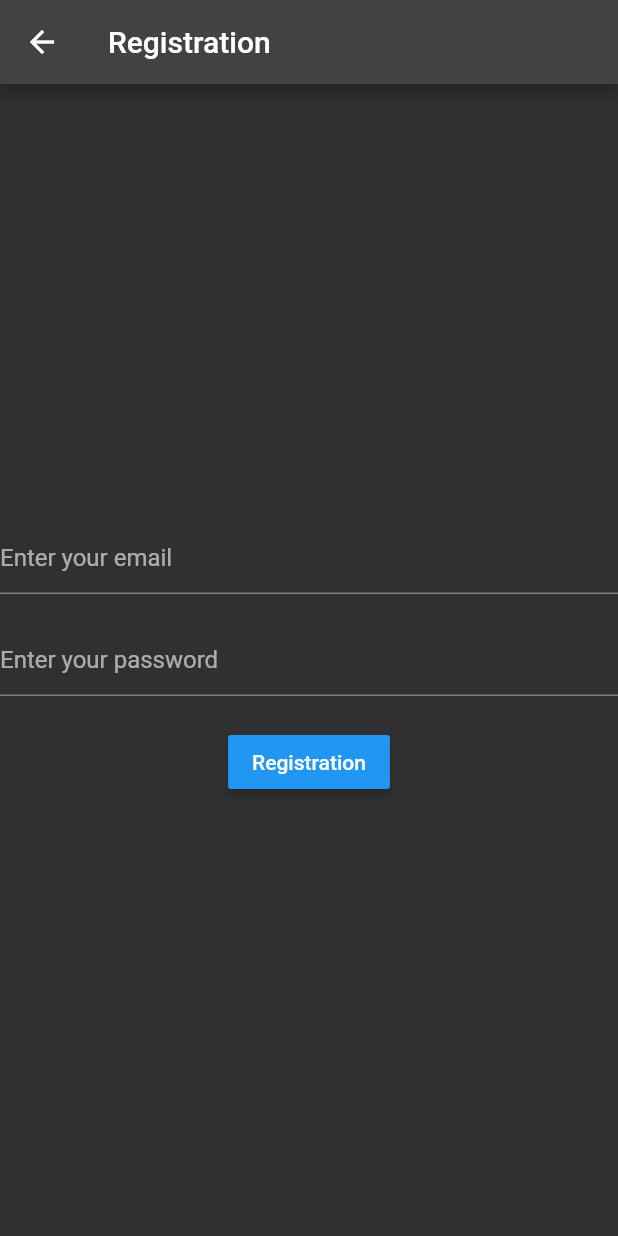
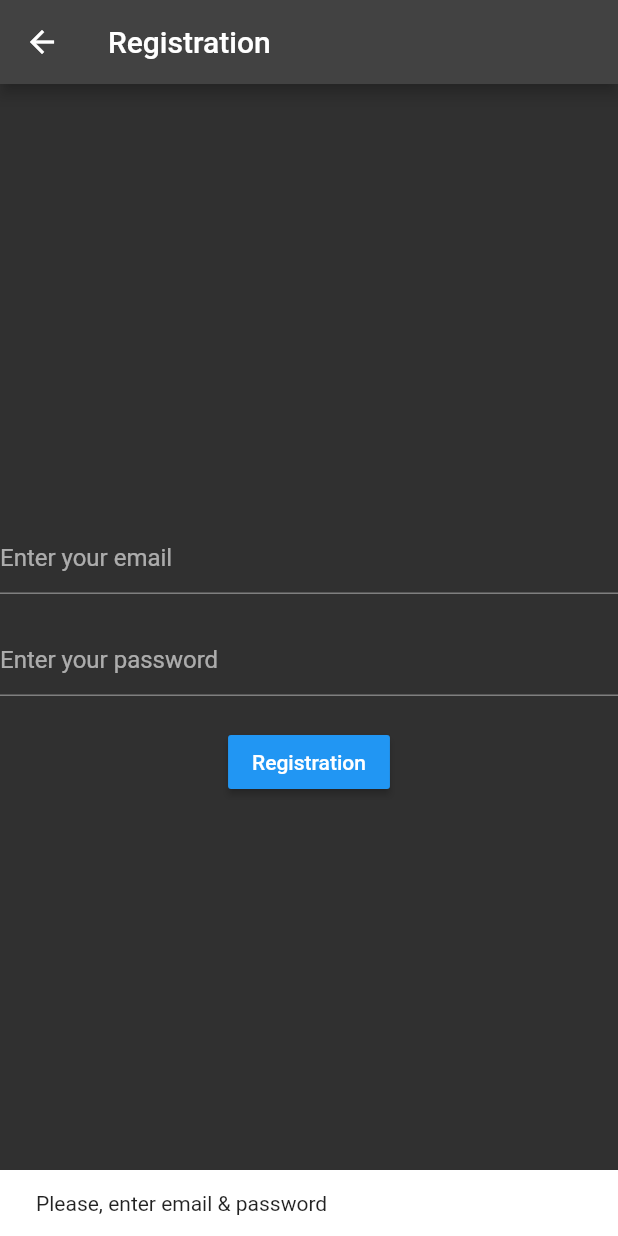
Before and after one commit to merab1/abcde, a Flutter app: the Registration screen opened by its route, after a tap on "Registration", on a phone screen of 412 x 824 dp. Run offline on Flutter 3.47's test engine with Material 2 defaults, Android fonts, the phone set to English and light mode, and no system bars; our stand-ins replace firebase_auth, firebase_core; accounts and stored records are empty.

Commit message:
LinearProgressBar added on Login and registration

```diff
--- a/lib/authentication_screen/login.dart
+++ b/lib/authentication_screen/login.dart
@@ -1,13 +1,21 @@
 import 'package:flutter/material.dart';
 import 'package:firebase_auth/firebase_auth.dart';
 
-class Login extends StatelessWidget {
-  Login({Key? key}) : super(key: key);
+class Login extends StatefulWidget {
+  const Login({Key? key}) : super(key: key);
   static const String pathId = 'Login';
+
+  @override
+  State<Login> createState() => _LoginState();
+}
+
+class _LoginState extends State<Login> {
   String _email = '';
+
   String _password = '';
 
   final _auth = FirebaseAuth.instance;
+
   bool _isLoading = false;
 
   @override
@@ -59,9 +67,9 @@
                             content: Text('Please, enter email & password'));
                         ScaffoldMessenger.of(context).showSnackBar(snackBar);
                       } else {
-                     //   setState(() {
+                        setState(() {
                           _isLoading = true;
-                     //   });
+                        });
                       }
                     },
                     child: const Text('Login'),
--- a/lib/authentication_screen/registration.dart
+++ b/lib/authentication_screen/registration.dart
@@ -1,8 +1,22 @@
+import 'package:firebase_auth/firebase_auth.dart';
 import 'package:flutter/material.dart';
 
-class Registration extends StatelessWidget {
+class Registration extends StatefulWidget {
   const Registration({Key? key}) : super(key: key);
   static const String pathId = 'Registration';
+
+  @override
+  State<Registration> createState() => _RegistrationState();
+}
+
+class _RegistrationState extends State<Registration> {
+  String _email = '';
+
+  String _password = '';
+
+  final _auth = FirebaseAuth.instance;
+
+  bool _isLoading = false;
 
   @override
   Widget build(BuildContext context) {
@@ -10,29 +24,53 @@
       appBar: AppBar(
         title: const Text('Registration'),
       ),
-      body: SizedBox.expand(
+      body: _isLoading == true
+          ? const Center(child: LinearProgressIndicator())
+          : SizedBox.expand(
               child: Column(
                 mainAxisAlignment: MainAxisAlignment.center,
                 children: [
-            const TextField(
-              decoration: InputDecoration(
-                  hintText: 'Enter your email'
-              ),
+                  TextField(
+                    decoration:
+                        const InputDecoration(hintText: 'Enter your email'),
+                    onChanged: ((text) {
+                      _email = text;
+                    }),
                   ),
                   const SizedBox(
                     height: 20,
                   ),
-            const TextField(
-              decoration: InputDecoration(
-                  hintText: 'Enter your password'
-              ),
+                  TextField(
+                    decoration:
+                        const InputDecoration(hintText: 'Enter your password'),
+                    onChanged: ((text) {
+                      _password = text;
+                    }),
                     obscureText: true,
                   ),
                   const SizedBox(
                     height: 20,
                   ),
                   MaterialButton(
-              onPressed: () {},
+                    onPressed: () {
+                      if (_email == '' && _password != '') {
+                        const snackBar =
+                            SnackBar(content: Text('Please, enter email'));
+                        ScaffoldMessenger.of(context).showSnackBar(snackBar);
+                      } else if (_email != '' && _password == '') {
+                        const snackBar =
+                            SnackBar(content: Text('Please, enter password'));
+                        ScaffoldMessenger.of(context).showSnackBar(snackBar);
+                      } else if (_email == '' && _password == '') {
+                        const snackBar = SnackBar(
+                            content: Text('Please, enter email & password'));
+                        ScaffoldMessenger.of(context).showSnackBar(snackBar);
+                      } else {
+                        setState(() {
+                          _isLoading = true;
+                        });
+                      }
+                    },
                     child: const Text('Registration'),
                     color: Colors.blue,
                   ),
--- a/lib/main.dart
+++ b/lib/main.dart
@@ -28,7 +28,7 @@
         Auth.pathId: (context) => const Auth(),
         LoginRegistration.pathId: (context) => const LoginRegistration(),
         Login.pathId: (context) => Login(),
-        Registration.pathId: (context) => const Registration(),
+        Registration.pathId: (context) => Registration(),
       },
     );
   }
```
Lines whose indentation alone changed are shown as unchanged.
